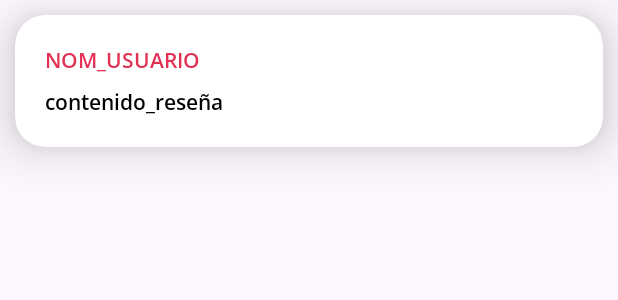
After one commit to UniExtremadura/gps-project-gb-04, an Android app: the layout item_review.xml on its own in the app's theme, with its tools: preview values and no code run, on a phone screen of 412 x 824 dp. The commit adds this screen. Shown: the top 300 px of the screen. Run offline under Robolectric (Android 15) with nearby library versions, the phone set to English and light mode, and no system bars; Roboto replaces fonts that are not available here.

Commit message:
GB04-53 Diseñar interfaz de usuario

```diff
--- /dev/null
+++ b/app/src/main/res/layout/item_review.xml
@@ -0,0 +1,41 @@
+<?xml version="1.0" encoding="utf-8"?>
+<!-- Tarjeta de reseña -->
+<androidx.cardview.widget.CardView xmlns:android="http://schemas.android.com/apk/res/android"
+    android:layout_width="match_parent"
+    android:layout_height="wrap_content"
+    xmlns:card_view="http://schemas.android.com/apk/res-auto"
+    android:id="@+id/cv_reviewtarget"
+    android:layout_margin="10dp"
+    card_view:cardBackgroundColor="#FFFFFF"
+    card_view:cardCornerRadius="20dp"
+    card_view:cardElevation="20dp"
+    card_view:contentPadding="4dp">
+
+    <!-- Contenido de la tarjeta -->
+    <RelativeLayout
+        android:layout_width="match_parent"
+        android:layout_height="wrap_content"
+        android:padding="16dp">
+
+        <!-- Nombre del Usuario -->
+        <TextView
+            android:id="@+id/tv_username"
+            android:layout_width="wrap_content"
+            android:layout_height="wrap_content"
+            android:text="NOM_USUARIO"
+            android:textColor="#E23155"
+            android:textStyle="bold"
+            android:fontFamily="@font/open_sans_semibold" />
+
+        <!-- Reseña -->
+        <TextView
+            android:id="@+id/tv_review"
+            android:layout_width="wrap_content"
+            android:layout_height="wrap_content"
+            android:layout_below="@id/tv_username"
+            android:layout_marginTop="8dp"
+            android:text="contenido_reseña"
+            android:textColor="#000000"
+            android:fontFamily="@font/open_sans_semibold" />
+    </RelativeLayout>
+</androidx.cardview.widget.CardView>
```
Also changed, not shown: app/src/main/res/layout/fragment_reviews.xml (added, +64 -0 lines), app/src/main/res/navigation/home_graphnav.xml (+11 -0 lines).
